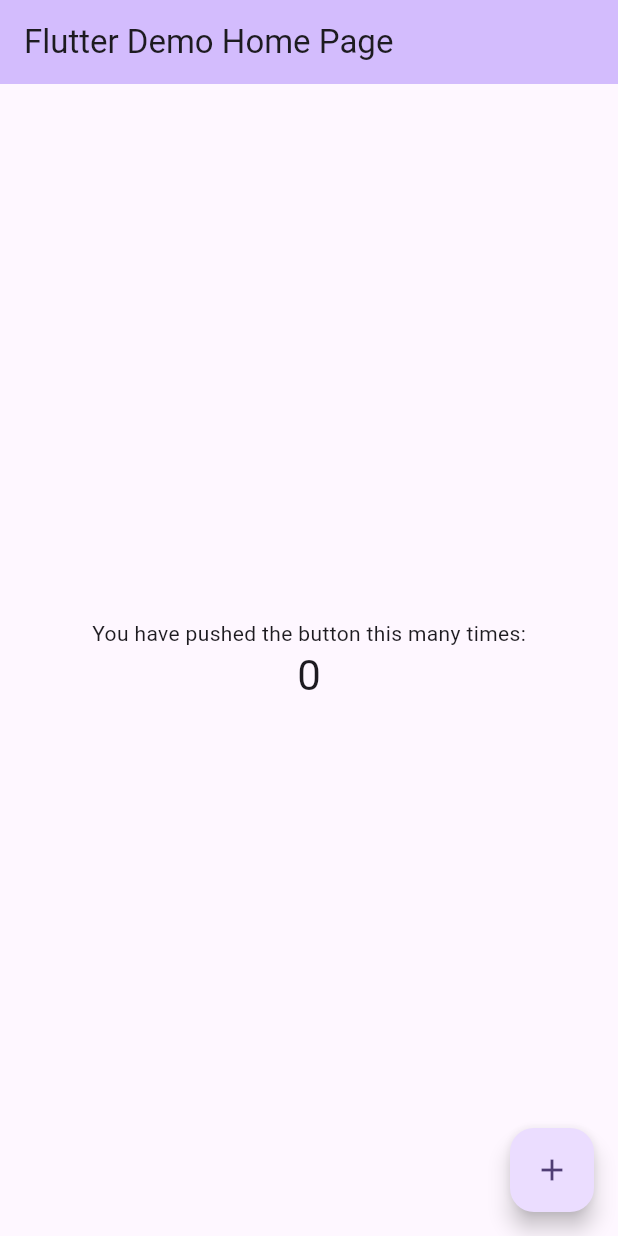
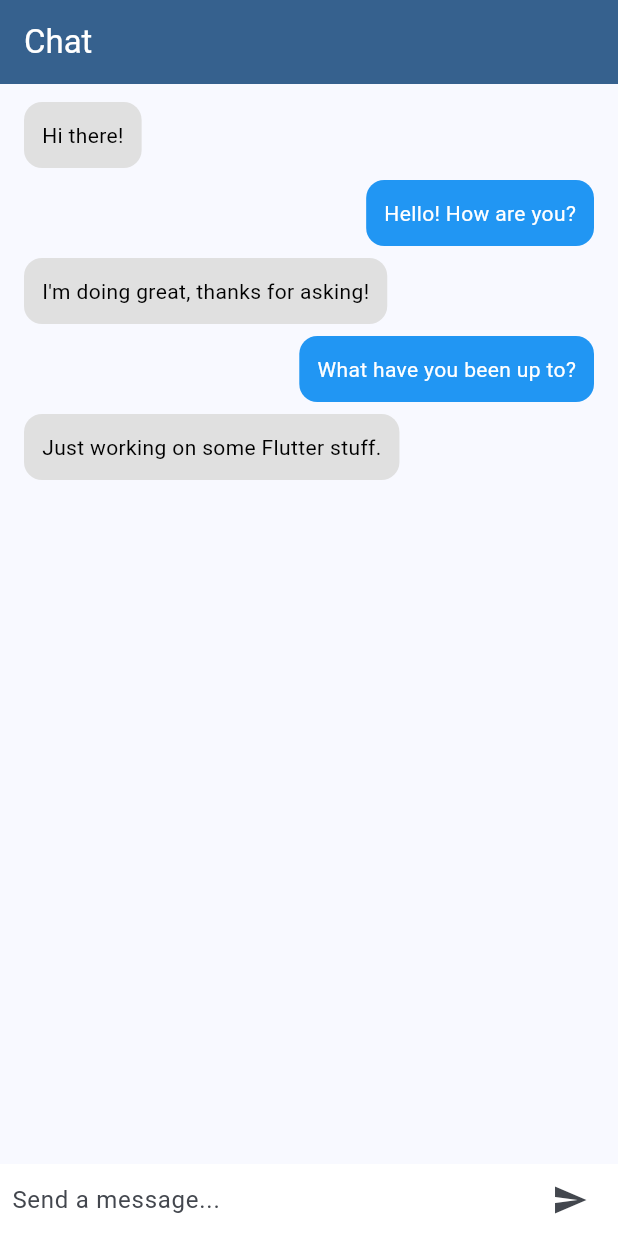
Before and after one commit to could-ai/019a1f18-f511-7d6e-a5f2-0059c85e989e, a Flutter app: the screen it shows after launch, on a phone screen of 412 x 824 dp. Run offline on Flutter 3.47's test engine with Material 3 defaults, Android fonts, the phone set to English and light mode, and no system bars.

Commit message:
I have updated the main application file to launch our new chat interface. The previous counter example has been removed, and the app now directly opens the `ChatScreen`. I've also set up a clean, modern theme with a blue color scheme to give our chat application a pleasant look and feel. This change establishes the foundation for our chat app's user interface.; I've created a new data model file to represent a single chat message. This `ChatMessage` class holds the content of the message (`text`) and a boolean (`isSentByMe`) to distinguish between messages sent by the user and those received from others. This simple data structure is crucial for organizing our chat data and will be used throughout the application to manage and display messages correctly.; I have created the main chat screen, which is the core of our user interface. This screen features a list to display messages and a composer area with a text field and a send button. I've included some initial sample messages to demonstrate how a conversation will look. The screen is fully functional, allowing you to type and send new messages, which will then appear in the chat view. This provides a complete, interactive chat experience right from the start.; I've designed a custom message bubble widget to give our chat a classic, polished look. This reusable component is responsible for displaying individual messages. It intelligently adjusts its appearance and alignment based on whether the message was sent by the user or received from someone else, using different colors and positioning to create a clear and intuitive conversation flow. This attention to detail greatly enhances the user experience.

```diff
--- /dev/null
+++ b/usr/lib/chat_message.dart
@@ -0,0 +1,6 @@
+class ChatMessage {
+  final String text;
+  final bool isSentByMe;
+
+  ChatMessage({required this.text, required this.isSentByMe});
+}
--- /dev/null
+++ b/usr/lib/chat_screen.dart
@@ -0,0 +1,83 @@
+import 'package:flutter/material.dart';
+import 'chat_message.dart';
+import 'message_bubble.dart';
+
+class ChatScreen extends StatefulWidget {
+  const ChatScreen({super.key});
+
+  @override
+  State<ChatScreen> createState() => _ChatScreenState();
+}
+
+class _ChatScreenState extends State<ChatScreen> {
+  final List<ChatMessage> _messages = [
+    ChatMessage(text: "Hi there!", isSentByMe: false),
+    ChatMessage(text: "Hello! How are you?", isSentByMe: true),
+    ChatMessage(text: "I'm doing great, thanks for asking!", isSentByMe: false),
+    ChatMessage(text: "What have you been up to?", isSentByMe: true),
+    ChatMessage(text: "Just working on some Flutter stuff.", isSentByMe: false),
+  ];
+  final TextEditingController _textController = TextEditingController();
+
+  void _handleSendPressed() {
+    if (_textController.text.isNotEmpty) {
+      final message = ChatMessage(
+        text: _textController.text,
+        isSentByMe: true,
+      );
+      setState(() {
+        _messages.add(message);
+        _textController.clear();
+      });
+    }
+  }
+
+  @override
+  Widget build(BuildContext context) {
+    return Scaffold(
+      appBar: AppBar(
+        title: const Text("Chat"),
+        backgroundColor: Theme.of(context).colorScheme.primary,
+        foregroundColor: Theme.of(context).colorScheme.onPrimary,
+      ),
+      body: Column(
+        children: [
+          Expanded(
+            child: ListView.builder(
+              padding: const EdgeInsets.all(8),
+              itemCount: _messages.length,
+              itemBuilder: (context, index) {
+                return MessageBubble(message: _messages[index]);
+              },
+            ),
+          ),
+          _buildMessageComposer(),
+        ],
+      ),
+    );
+  }
+
+  Widget _buildMessageComposer() {
+    return Container(
+      padding: const EdgeInsets.symmetric(horizontal: 8.0),
+      color: Colors.white,
+      child: Row(
+        children: [
+          Expanded(
+            child: TextField(
+              controller: _textController,
+              decoration: const InputDecoration.collapsed(
+                hintText: "Send a message...",
+              ),
+              onSubmitted: (value) => _handleSendPressed(),
+            ),
+          ),
+          IconButton(
+            icon: const Icon(Icons.send),
+            onPressed: _handleSendPressed,
+          ),
+        ],
+      ),
+    );
+  }
+}
--- a/usr/lib/main.dart
+++ b/usr/lib/main.dart
@@ -1,4 +1,5 @@
 import 'package:flutter/material.dart';
+import 'chat_screen.dart';
 
 void main() {
   runApp(const MyApp());
@@ -7,114 +8,16 @@ void main() {
 class MyApp extends StatelessWidget {
   const MyApp({super.key});
 
-  // This widget is the root of your application.
   @override
   Widget build(BuildContext context) {
     return MaterialApp(
-      title: 'Flutter Demo',
+      title: 'Flutter Chat',
       debugShowCheckedModeBanner: false,
       theme: ThemeData(
-        // This is the theme of your application.
-        //
-        // TRY THIS: Try running your application with "flutter run". You'll see
-        // the application has a purple toolbar. Then, without quitting the app,
-        // try changing the seedColor in the colorScheme below to Colors.green
-        // and then invoke "hot reload" (save your changes or press the "hot
-        // reload" button in a Flutter-supported IDE, or press "r" if you used
-        // the command line to start the app).
-        //
-        // Notice that the counter didn't reset back to zero; the application
-        // state is not lost during the reload. To reset the state, use hot
-        // restart instead.
-        //
-        // This works for code too, not just values: Most code changes can be
-        // tested with just a hot reload.
-        colorScheme: ColorScheme.fromSeed(seedColor: Colors.deepPurple),
+        colorScheme: ColorScheme.fromSeed(seedColor: Colors.blue),
+        useMaterial3: true,
       ),
-      home: const MyHomePage(title: 'Flutter Demo Home Page'),
+      home: const ChatScreen(),
     );
   }
 }
-
-class MyHomePage extends StatefulWidget {
-  const MyHomePage({super.key, required this.title});
-
-  // This widget is the home page of your application. It is stateful, meaning
-  // that it has a State object (defined below) that contains fields that affect
-  // how it looks.
-
-  // This class is the configuration for the state. It holds the values (in this
-  // case the title) provided by the parent (in this case the App widget) and
-  // used by the build method of the State. Fields in a Widget subclass are
-  // always marked "final".
-
-  final String title;
-
-  @override
-  State<MyHomePage> createState() => _MyHomePageState();
-}
-
-class _MyHomePageState extends State<MyHomePage> {
-  int _counter = 0;
-
-  void _incrementCounter() {
-    setState(() {
-      // This call to setState tells the Flutter framework that something has
-      // changed in this State, which causes it to rerun the build method below
-      // so that the display can reflect the updated values. If we changed
-      // _counter without calling setState(), then the build method would not be
-      // called again, and so nothing would appear to happen.
-      _counter++;
-    });
-  }
-
-  @override
-  Widget build(BuildContext context) {
-    // This method is rerun every time setState is called, for instance as done
-    // by the _incrementCounter method above.
-    //
-    // The Flutter framework has been optimized to make rerunning build methods
-    // fast, so that you can just rebuild anything that needs updating rather
-    // than having to individually change instances of widgets.
-    return Scaffold(
-      appBar: AppBar(
-        // TRY THIS: Try changing the color here to a specific color (to
-        // Colors.amber, perhaps?) and trigger a hot reload to see the AppBar
-        // change color while the other colors stay the same.
-        backgroundColor: Theme.of(context).colorScheme.inversePrimary,
-        // Here we take the value from the MyHomePage object that was created by
-        // the App.build method, and use it to set our appbar title.
-        title: Text(widget.title),
-      ),
-      body: Center(
-        // Center is a layout widget. It takes a single child and positions it
-        // in the middle of the parent.
-        child: Column(
-          // Column is also a layout widget. It takes a list of children and
-          // arranges them vertically. By default, it sizes itself to fit its
-          // children horizontally, and tries to be as tall as its parent.
-          //
-          // Column has various properties to control how it sizes itself and
-          // how it positions its children. Here we use mainAxisAlignment to
-          // center the children vertically; the main axis here is the vertical
-          // axis because Columns are vertical (the cross axis would be
-          // horizontal).
-          //
-          // TRY THIS: Invoke "debug painting" (choose the "Toggle Debug Paint"
-          // action in the IDE, or press "p" in the console), to see the
-          // wireframe for each widget.
-          mainAxisAlignment: MainAxisAlignment.center,
-          children: <Widget>[
-            const Text('You have pushed the button this many times:'),
-            Text('$_counter', style: Theme.of(context).textTheme.headlineMedium),
-          ],
-        ),
-      ),
-      floatingActionButton: FloatingActionButton(
-        onPressed: _incrementCounter,
-        tooltip: 'Increment',
-        child: const Icon(Icons.add),
-      ), // This trailing comma makes auto-formatting nicer for build methods.
-    );
-  }
-}
--- /dev/null
+++ b/usr/lib/message_bubble.dart
@@ -0,0 +1,29 @@
+import 'package:flutter/material.dart';
+import 'chat_message.dart';
+
+class MessageBubble extends StatelessWidget {
+  final ChatMessage message;
+
+  const MessageBubble({super.key, required this.message});
+
+  @override
+  Widget build(BuildContext context) {
+    return Align(
+      alignment: message.isSentByMe ? Alignment.centerRight : Alignment.centerLeft,
+      child: Container(
+        decoration: BoxDecoration(
+          color: message.isSentByMe ? Colors.blue : Colors.grey[300],
+          borderRadius: BorderRadius.circular(12),
+        ),
+        padding: const EdgeInsets.all(12),
+        margin: const EdgeInsets.symmetric(vertical: 4, horizontal: 8),
+        child: Text(
+          message.text,
+          style: TextStyle(
+            color: message.isSentByMe ? Colors.white : Colors.black,
+          ),
+        ),
+      ),
+    );
+  }
+}
```
